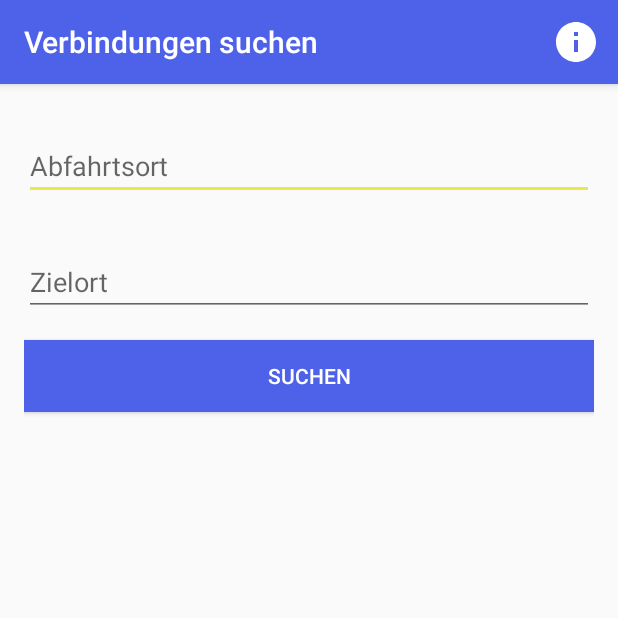
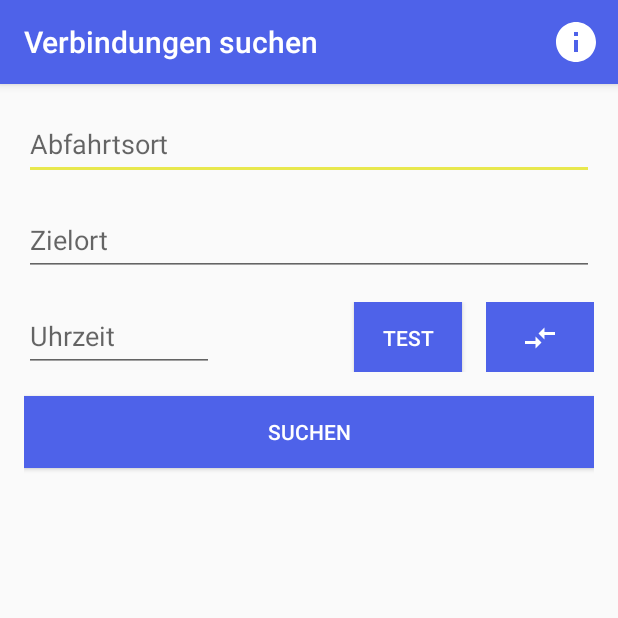
Before and after one commit to mvzdev/tripsterApp, an Android app: the screen it shows after launch (MainActivity), on a phone screen of 412 x 824 dp, the top half of it. Run offline under Robolectric (Android 15) with nearby library versions, the light colour scheme and no system bars; our stand-ins replace ButterKnife.

Commit message:
modified layout of main activity

```diff
--- a/app/src/main/java/com/mobileapp/tripster/MainActivity.java
+++ b/app/src/main/java/com/mobileapp/tripster/MainActivity.java
@@ -60,7 +60,21 @@ public class MainActivity extends AppCompatActivity {
 
     }
 
-    @OnClick(R.id.search)
+    @OnClick(R.id.current_location)
+    public void onCurrentLocationClick() {
+
+    }
+
+    @OnClick(R.id.switch_selection)
+    public void onSwitchSelectionClick() {
+        String departure = departureTextField.getText().toString();
+        String destination = destinationTextField.getText().toString();
+        departureTextField.setText(destination);
+        destinationTextField.setText(departure);
+
+    }
+
+    @OnClick(R.id.submit_search)
     public void onSearchClick() {
         progressBar.setVisibility(View.VISIBLE);
         String from = departureTextField.getText().toString();
--- /dev/null
+++ b/app/src/main/res/drawable/ic_compare_arrows_white_24dp.xml
@@ -0,0 +1,5 @@
+<vector android:autoMirrored="true" android:height="24dp"
+    android:tint="#FFFFFF" android:viewportHeight="24.0"
+    android:viewportWidth="24.0" android:width="24dp" xmlns:android="http://schemas.android.com/apk/res/android">
+    <path android:fillColor="#FF000000" android:pathData="M9.01,14L2,14v2h7.01v3L13,15l-3.99,-4v3zM14.99,13v-3L22,10L22,8h-7.01L14.99,5L11,9l3.99,4z"/>
+</vector>
--- /dev/null
+++ b/app/src/main/res/drawable/ic_compare_arrows_white_48dp.xml
@@ -0,0 +1,5 @@
+<vector android:autoMirrored="true" android:height="48dp"
+    android:tint="#FFFFFF" android:viewportHeight="24.0"
+    android:viewportWidth="24.0" android:width="48dp" xmlns:android="http://schemas.android.com/apk/res/android">
+    <path android:fillColor="#FF000000" android:pathData="M9.01,14L2,14v2h7.01v3L13,15l-3.99,-4v3zM14.99,13v-3L22,10L22,8h-7.01L14.99,5L11,9l3.99,4z"/>
+</vector>
--- a/app/src/main/res/layout/activity_main.xml
+++ b/app/src/main/res/layout/activity_main.xml
@@ -1,5 +1,5 @@
 <?xml version="1.0" encoding="utf-8"?>
-<LinearLayout xmlns:android="http://schemas.android.com/apk/res/android"
+<RelativeLayout xmlns:android="http://schemas.android.com/apk/res/android"
     xmlns:tools="http://schemas.android.com/tools"
     android:layout_width="match_parent"
     android:layout_height="match_parent"
@@ -11,27 +11,88 @@
         <EditText
             android:id="@+id/text_departure"
             android:layout_width="match_parent"
-        android:layout_height="wrap_content"
-        android:layout_marginTop="@dimen/activity_vertical_margin"
+            android:layout_height="@dimen/input_height"
             android:layout_marginBottom="@dimen/activity_vertical_margin"
             android:hint="@string/edit_text_departure"
             android:inputType="text"
-        android:maxLines="1" />
+            android:maxLines="1"
+            android:autofillHints="@string/edit_text_departure" />
 
         <EditText
             android:id="@+id/text_destination"
             android:layout_width="match_parent"
-        android:layout_height="wrap_content"
-        android:layout_marginTop="@dimen/activity_vertical_margin"
+            android:layout_height="@dimen/input_height"
             android:layout_marginBottom="@dimen/activity_vertical_margin"
             android:hint="@string/edit_text_destination"
             android:inputType="text"
-        android:maxLines="1" />
+            android:maxLines="1"
+            android:layout_below="@id/text_departure"
+            android:autofillHints="@string/edit_text_destination"/>
+
+        <LinearLayout
+            android:id="@+id/input_actions"
+            android:layout_width="match_parent"
+            android:layout_height="wrap_content"
+            android:layout_below="@id/text_destination"
+            android:orientation="horizontal"
+            android:layout_marginBottom="@dimen/activity_vertical_margin"
+            >
+
+            <RelativeLayout
+                android:layout_width="match_parent"
+                android:layout_height="wrap_content"
+                android:layout_weight="2"
+                >
+
+                <EditText
+                    android:id="@+id/time_input"
+                    android:layout_width="match_parent"
+                    android:layout_height="@dimen/input_height"
+                    android:hint="@string/edit_text_time"
+                    android:inputType="date"
+                    android:maxLines="1"
+                    android:autofillHints="@string/edit_text_time"/>
+
+            </RelativeLayout>
+
+            <RelativeLayout
+                android:layout_width="match_parent"
+                android:layout_height="wrap_content"
+                android:layout_weight="1"
+                >
 
                 <Button
-        android:id="@+id/search"
+                    android:id="@+id/current_location"
+                    android:layout_height="@dimen/button_defined_height"
+                    android:layout_width="@dimen/button_defined_width"
+                    android:text="Test"
+                    android:layout_marginEnd="@dimen/activity_horizontal_margin"
+                    android:layout_toStartOf="@id/switch_selection"
+                    android:textColor="@color/colorWhite"
+                    android:background="@color/colorPrimary"
+                    />
+
+                <ImageButton
+                    android:id="@+id/switch_selection"
+                    android:layout_height="@dimen/button_defined_height"
+                    android:layout_width="@dimen/button_defined_width"
+                    android:layout_alignParentEnd="true"
+                    android:src="@drawable/ic_compare_arrows_white_24dp"
+                    android:textColor="@color/colorWhite"
+                    android:background="@color/colorPrimary"
+                    android:contentDescription="@string/button_switch_selection" />
+
+            </RelativeLayout>
+
+        </LinearLayout>
+
+
+
+        <Button
+            android:id="@+id/submit_search"
             android:layout_width="match_parent"
-        android:layout_height="@dimen/button_general_height"
+            android:layout_height="@dimen/button_defined_height"
+            android:layout_below="@id/input_actions"
             android:background="@color/colorPrimary"
             android:text="@string/action_search"
             android:textColor="@color/colorWhite" />
@@ -39,6 +100,7 @@
         <ProgressBar
             android:id="@+id/indeterminateBar"
             style="?android:attr/progressBarStyleHorizontal"
+            android:layout_below="@id/submit_search"
             android:layout_width="match_parent"
             android:layout_height="wrap_content"
             android:indeterminate="true" />
@@ -46,6 +108,8 @@
         <ListView
             android:id="@+id/connection_list_view"
             android:layout_width="match_parent"
-        android:layout_height="wrap_content" />
+            android:layout_height="wrap_content"
+            android:layout_below="@id/indeterminateBar"
+            />
 
-</LinearLayout>
+</RelativeLayout>
--- a/app/src/main/res/values/dimens.xml
+++ b/app/src/main/res/values/dimens.xml
@@ -6,7 +6,11 @@
 
     <dimen name="table_padding_small">4dp</dimen>
 
+    <!-- Inputs -->
+    <dimen name="input_height">48dp</dimen>
+
     <!-- Buttons -->
-    <dimen name="button_general_height">48dp</dimen>
+    <dimen name="button_defined_height">48dp</dimen>
+    <dimen name="button_defined_width">72dp</dimen>
 
 </resources>
--- a/app/src/main/res/values/strings.xml
+++ b/app/src/main/res/values/strings.xml
@@ -10,6 +10,10 @@
     <!-- Main Activity-->
     <string name="edit_text_departure">Abfahrtsort</string>
     <string name="edit_text_destination">Zielort</string>
+    <string name="edit_text_time">Uhrzeit</string>
+
+    <!-- Button Descriptions -->
+    <string name="button_switch_selection">Auswahl umkehren</string>
 
     <!-- Actions -->
     <string name="current_location">Aktuellen Standort wählen</string>
--- a/app/src/main/res/values/styles.xml
+++ b/app/src/main/res/values/styles.xml
@@ -18,7 +18,7 @@
 
     <!-- Buttons -->
     <style name="ButtonStylesDimens">
-        <item name="android:layout_height">@dimen/button_general_height</item>
+        <item name="android:layout_height">@dimen/button_defined_height</item>
         <item name="android:layout_width">match_parent</item>
     </style>
 
```
Lines whose indentation alone changed are shown as unchanged.
